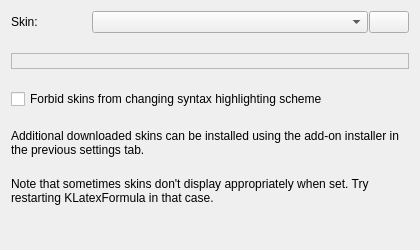
Old version of the form src/plugins/skin/skinconfigwidget.ui in the repository CryFeiFei/klatexformula.
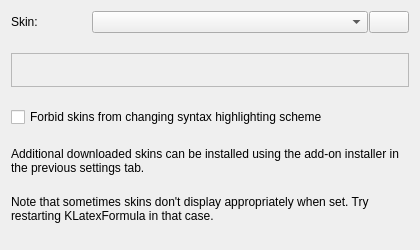
New version of the form. Icons and pictures are not drawn.

```diff
--- a/src/plugins/skin/skinconfigwidget.ui
+++ b/src/plugins/skin/skinconfigwidget.ui
@@ -89,25 +89,6 @@
      </property>
     </widget>
    </item>
-   <item row="2" column="0" colspan="4">
-    <widget class="QLabel" name="lblSkinDescription">
-     <property name="frameShape">
-      <enum>QFrame::StyledPanel</enum>
-     </property>
-     <property name="frameShadow">
-      <enum>QFrame::Sunken</enum>
-     </property>
-     <property name="text">
-      <string notr="true"/>
-     </property>
-     <property name="textFormat">
-      <enum>Qt::RichText</enum>
-     </property>
-     <property name="wordWrap">
-      <bool>true</bool>
-     </property>
-    </widget>
-   </item>
    <item row="3" column="0" colspan="4">
     <widget class="QCheckBox" name="chkNoSyntaxHighlightingChange">
      <property name="text">
@@ -125,6 +106,46 @@
      </property>
     </widget>
    </item>
+   <item row="2" column="0" colspan="4">
+    <widget class="QFrame" name="frmSkinDescription">
+     <property name="minimumSize">
+      <size>
+       <width>0</width>
+       <height>15</height>
+      </size>
+     </property>
+     <property name="frameShape">
+      <enum>QFrame::StyledPanel</enum>
+     </property>
+     <property name="frameShadow">
+      <enum>QFrame::Sunken</enum>
+     </property>
+     <property name="lineWidth">
+      <number>1</number>
+     </property>
+     <layout class="QVBoxLayout" name="lyt_frmSkinDescription">
+      <property name="leftMargin">
+       <number>2</number>
+      </property>
+      <property name="rightMargin">
+       <number>2</number>
+      </property>
+      <item>
+       <widget class="QLabel" name="lblSkinDescription">
+        <property name="text">
+         <string notr="true"/>
+        </property>
+        <property name="textFormat">
+         <enum>Qt::RichText</enum>
+        </property>
+        <property name="wordWrap">
+         <bool>true</bool>
+        </property>
+       </widget>
+      </item>
+     </layout>
+    </widget>
+   </item>
   </layout>
  </widget>
  <resources>
```
